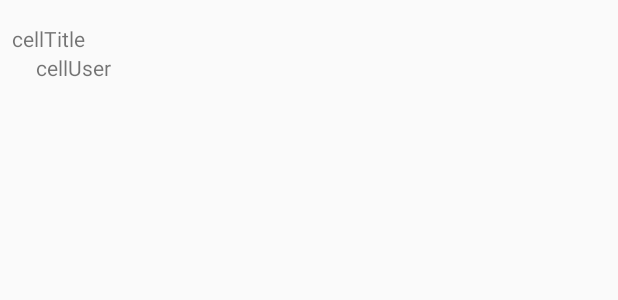
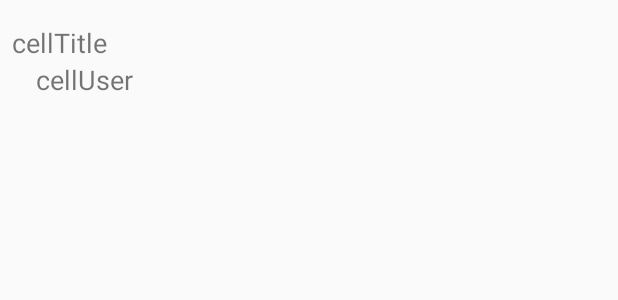
Before and after one commit to LancelotBompard/KotlinProject, an Android app: the layout cell.xml on its own in the app's theme, with its tools: preview values and no code run, on a phone screen of 412 x 824 dp. Shown: the top 300 px of the screen. Run offline under Robolectric (Android 15) with nearby library versions, the phone set to English and light mode, and no system bars.

Commit message:
V1.1
1er & 2e Activité. Effet sur la liste de la 1er Activité

```diff
--- a/app/src/main/java/derchain/aymeric/iimdemo/CommentsFragment.kt
+++ b/app/src/main/java/derchain/aymeric/iimdemo/CommentsFragment.kt
@@ -16,6 +16,6 @@ class CommentsFragment : Fragment() {
         super.onViewCreated(view, savedInstanceState)
 
         val text = arguments!!.getString("Comments")
-        body.text = text
+        AName.text = text
     }
 }
--- a/app/src/main/java/derchain/aymeric/iimdemo/MainActivity.kt
+++ b/app/src/main/java/derchain/aymeric/iimdemo/MainActivity.kt
@@ -22,7 +22,6 @@ class MainActivity : AppCompatActivity(){
         recycleView.layoutManager = LinearLayoutManager(this)
         val adapter = MyListAdapter()
         recycleView.adapter = adapter
-
 
 
 
--- a/app/src/main/java/derchain/aymeric/iimdemo/MyListAdapter.kt
+++ b/app/src/main/java/derchain/aymeric/iimdemo/MyListAdapter.kt
@@ -17,7 +17,7 @@ import kotlinx.android.synthetic.main.cell.view.*
 
       override fun getItemCount(): Int = posts.size
 
-      override fun onCreateViewHolder(parent: ViewGroup, viewType: Int): MyListAdapter.ViewHolder {
+      override fun onCreateViewHolder(parent: ViewGroup, viewType: Int): ViewHolder {
           val inflater = LayoutInflater.from(parent.context)
           val view = inflater.inflate(R.layout.cell, parent, false)
           return ViewHolder(view)
--- a/app/src/main/java/derchain/aymeric/iimdemo/TextFragment.kt
+++ b/app/src/main/java/derchain/aymeric/iimdemo/TextFragment.kt
@@ -15,8 +15,8 @@ class TextFragment : Fragment() {
     override fun onViewCreated(view: View, savedInstanceState: Bundle?) {
         super.onViewCreated(view, savedInstanceState)
 
-        val text = arguments!!.getString("Text")
-        body.text = text
+        val text = arguments!!.getString("text")
+        AName.text = text
     }
 
 }
--- a/app/src/main/res/layout/cell.xml
+++ b/app/src/main/res/layout/cell.xml
@@ -3,12 +3,16 @@
                                                    xmlns:app="http://schemas.android.com/apk/res-auto"
                                                    xmlns:tools="http://schemas.android.com/tools"
                                                    android:layout_width="match_parent"
-                                                   android:layout_height="wrap_content">
+                                                   android:layout_height="wrap_content"
+                                                   android:foreground="?android:attr/selectableItemBackgroundBorderless">
     <TextView
             android:layout_width="0dp"
             android:layout_height="wrap_content"
             android:id="@+id/cellTitle"
             tools:text="cellTitle" app:layout_constraintEnd_toEndOf="parent"
+            android:textSize="18sp"
+            android:maxLines="1"
+            android:singleLine="true"
             android:layout_marginEnd="8dp" app:layout_constraintStart_toStartOf="parent"
             android:layout_marginStart="8dp" android:layout_marginTop="16dp" app:layout_constraintTop_toTopOf="parent"
             app:layout_constraintHorizontal_bias="0.0"/>
@@ -17,6 +21,7 @@
             android:layout_height="wrap_content"
             android:id="@+id/cellUser"
             tools:text="cellUser"
+            android:textSize="18sp"
             app:layout_constraintTop_toBottomOf="@+id/cellTitle" app:layout_constraintStart_toStartOf="parent"
             android:layout_marginStart="24dp" app:layout_constraintEnd_toEndOf="parent" android:layout_marginEnd="8dp"
             android:layout_marginBottom="16dp" app:layout_constraintBottom_toBottomOf="parent"/>
--- a/app/src/main/res/layout/fragment_text.xml
+++ b/app/src/main/res/layout/fragment_text.xml
@@ -8,9 +8,9 @@
     <TextView
             android:layout_width="0dp"
             android:layout_height="0dp"
-            android:id="@+id/body" app:layout_constraintTop_toTopOf="parent"
+            android:id="@+id/AName" app:layout_constraintTop_toTopOf="parent"
             app:layout_constraintStart_toStartOf="parent"
             android:layout_marginStart="8dp" app:layout_constraintBottom_toBottomOf="parent"
             android:layout_marginBottom="8dp" app:layout_constraintEnd_toEndOf="parent"
-            android:layout_marginEnd="8dp" app:layout_constraintHorizontal_bias="0.6"/>
+            android:layout_marginEnd="8dp"/>
 </androidx.constraintlayout.widget.ConstraintLayout>
```
Also changed, not shown: app/src/main/java/derchain/aymeric/iimdemo/AuthorFragment.kt (+4 -4 lines), app/src/main/java/derchain/aymeric/iimdemo/PostActivity.kt (+29 -6 lines), app/src/main/res/layout/fragment_author.xml (added, +14 -0 lines), 1 other file.
